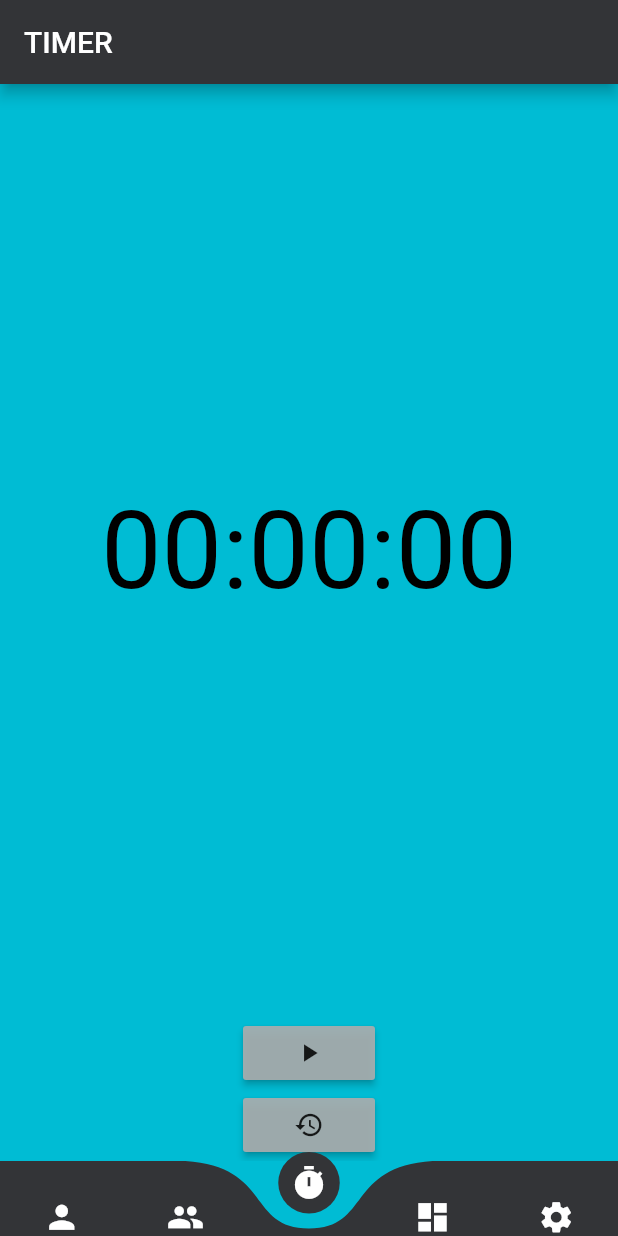
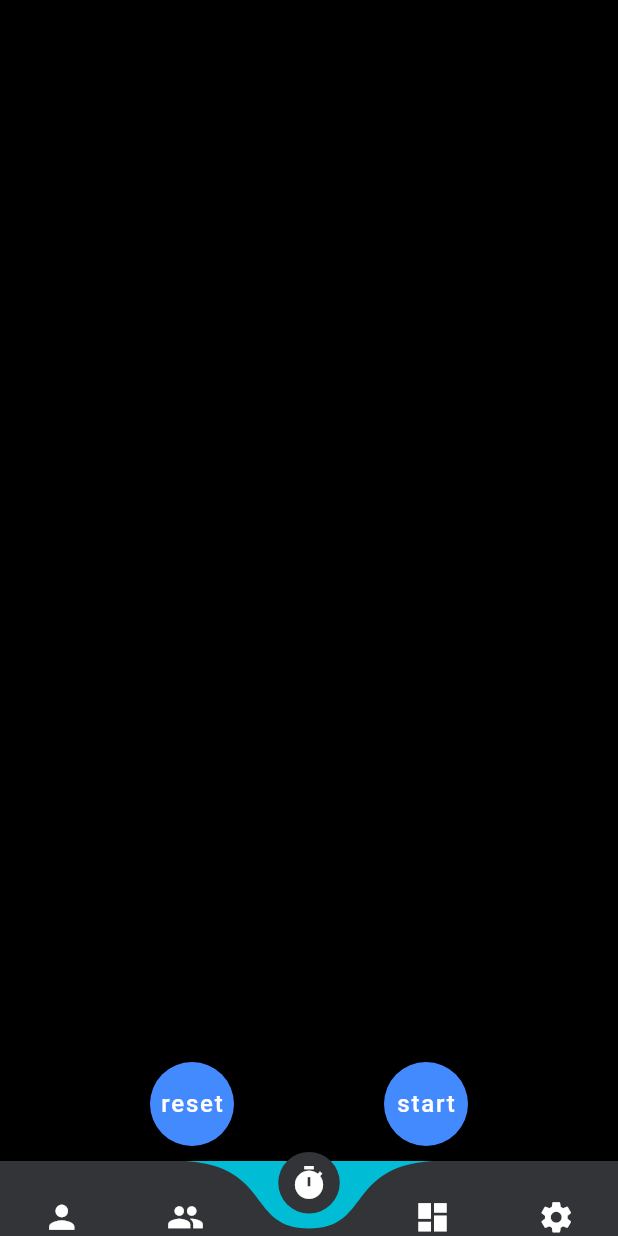
Before and after one commit to Boguesinho/AppC, a Flutter app: the screen it shows after launch, on a phone screen of 412 x 824 dp. Run offline on Flutter 3.47's test engine with Material 2 defaults, Android fonts, the phone set to English and light mode, and no system bars; drawn by our look-alikes of curved_navigation_bar; our stand-ins replace animate_do; Roboto replaces fonts that are missing (Bebas Neue).

Commit message:
Timer
Revisar pantalla en negro xdd

```diff
--- a/lib/pages/pageTimerCubo.dart
+++ b/lib/pages/pageTimerCubo.dart
@@ -2,101 +2,221 @@ import 'dart:async';
 import 'package:flutter/material.dart';
 
 
-class TimerCubo extends StatefulWidget {
-  //const TimerCubo({Key key}) : super(key: key);
+class ElapsedTime {
+  final int hundreds;
+  final int seconds;
+  final int minutes;
 
-  @override
-  _timerCuboState createState() => _timerCuboState();
+  ElapsedTime({
+    this.hundreds,
+    this.seconds,
+    this.minutes,
+  });
 }
 
-class _timerCuboState extends State<TimerCubo>{
+class Dependencies {
 
-  bool _isActivado = true;
-  String _timerStopText = '00:00:00';
-  final _stopTimer = new Stopwatch();
-  final _timeOut = const Duration(milliseconds: 1);
+  final List<ValueChanged<ElapsedTime>> timerListeners = <ValueChanged<ElapsedTime>>[];
+  final TextStyle textStyle = const TextStyle(fontSize: 70.0, fontFamily: "Bebas Neue");
+  final Stopwatch stopwatch = new Stopwatch();
+  final int timerMillisecondsRefreshRate = 30;
+}
 
-  void _startTimeout() {
-    new Timer(_timeOut, _handleTimeout);
-  }
+class TimerCubo extends StatefulWidget {
+    @override
+    TimerPageState createState() => new TimerPageState();
+}
 
-  void _handleTimeout() {
-    if (_stopTimer.isRunning) {
-      _startTimeout();
-    }
+class TimerPageState extends State<TimerCubo> {
+  final Dependencies dependencies = new Dependencies();
+
+  void leftButtonPressed() {
     setState(() {
-      _setStopwatchText();
-    });
-  }
-
-  void _startStopButtonPressed() {
-    setState(() {
-      if (_stopTimer.isRunning) {
-        _isActivado = true;
-        _stopTimer.stop();
+      if (dependencies.stopwatch.isRunning) {
+        print("${dependencies.stopwatch.elapsedMilliseconds}");
       } else {
-        _isActivado = false;
-        _stopTimer.start();
-        _startTimeout();
+        dependencies.stopwatch.reset();
       }
     });
   }
 
-  void _resetButtonPressed(){
-    if(_stopTimer.isRunning){
-      _startStopButtonPressed();
-    }
+  void rightButtonPressed() {
     setState(() {
-     _stopTimer.reset();
-     _setStopwatchText();
+      if (dependencies.stopwatch.isRunning) {
+        dependencies.stopwatch.stop();
+        print("stop tiempo");
+      } else {
+        dependencies.stopwatch.start();
+        print("coriendo tiempo");
+      }
     });
   }
 
-  void _setStopwatchText(){
-    _timerStopText = _stopTimer.elapsed.inMinutes.toString().padLeft(2,'0') + ':'+
-                     (_stopTimer.elapsed.inSeconds%60).toString().padLeft(2,'0') + ':' +
-                     (_stopTimer.elapsed.inMilliseconds%60).toString().padLeft(2,'0');
+  Widget buildFloatingButton(String text, VoidCallback callback) {
+    TextStyle roundTextStyle = const TextStyle(fontSize: 16.0, color: Colors.white);
+    return new FloatingActionButton(
+      child: new Text(text, style: roundTextStyle),
+      onPressed: callback);
   }
 
+  @override
   Widget build(BuildContext context) {
-    return Scaffold(
-      backgroundColor: Theme.of(context).scaffoldBackgroundColor,
-      appBar: AppBar(
-        title: Text('TIMER'),
-      ),
-      body: _buildTimer(),
-
-    );
-  }
-  Widget _buildTimer(){
-    return Column(
+    return new Column(
+      crossAxisAlignment: CrossAxisAlignment.stretch,
       children: <Widget>[
-                Expanded(
-          child: FittedBox(
-            fit: BoxFit.none,
-            child: Text(
-              _timerStopText,
-              style: TextStyle(fontSize: 72),
+        new Expanded(
+          child: new TimerText(dependencies: dependencies),
+        ),
+        new Expanded(
+          flex: 0,
+          child: new Padding(
+            padding: const EdgeInsets.symmetric(vertical: 10.0),
+            child: new Row(
+              mainAxisAlignment: MainAxisAlignment.spaceEvenly,
+              children: <Widget>[
+                buildFloatingButton(dependencies.stopwatch.isRunning ? "lap" : "reset", leftButtonPressed),
+                buildFloatingButton(dependencies.stopwatch.isRunning ? "stop" : "start", rightButtonPressed),
+              ],
             ),
           ),
         ),
-        Center(
-          child: Column(
-            children: <Widget>[
-              RaisedButton(
-                child: Icon(_isActivado ? Icons.play_arrow : Icons.stop),
-                onPressed: _startStopButtonPressed,
-              ),
-              RaisedButton(
-                child: Icon(Icons.restore),
-                onPressed: _resetButtonPressed,
-              ),
-            ],
-          ),
-        ),
-
       ],
     );
   }
+}
 
+class TimerText extends StatefulWidget {
+  TimerText({this.dependencies});
+  final Dependencies dependencies;
+
+  TimerTextState createState() => new TimerTextState(dependencies: dependencies);
 }
+
+class TimerTextState extends State<TimerText> {
+  TimerTextState({this.dependencies});
+  final Dependencies dependencies;
+  Timer timer;
+  int milliseconds;
+
+  @override
+  void initState() {
+    timer = new Timer.periodic(new Duration(milliseconds: dependencies.timerMillisecondsRefreshRate), callback);
+    super.initState();
+  }
+
+  @override
+  void dispose() {
+    timer?.cancel();
+    timer = null;
+    super.dispose();
+  }
+
+  void callback(Timer timer) {
+    if (milliseconds != dependencies.stopwatch.elapsedMilliseconds) {
+      milliseconds = dependencies.stopwatch.elapsedMilliseconds;
+      final int hundreds = (milliseconds / 10).truncate();
+      final int seconds = (hundreds / 60).truncate();
+      final int minutes = (seconds / 60).truncate();
+      final ElapsedTime elapsedTime = new ElapsedTime(
+        hundreds: hundreds,
+        seconds: seconds,
+        minutes: minutes,
+      );
+      for (final listener in dependencies.timerListeners) {
+        listener(elapsedTime);
+      }
+    }
+  }
+
+  @override
+  Widget build(BuildContext context) {
+    return new Row(
+      mainAxisAlignment: MainAxisAlignment.center,
+      children: <Widget>[
+          new RepaintBoundary(
+            child: new SizedBox(
+              height: 72.0,
+              child: new MinutesAndSeconds(dependencies: dependencies),
+            ),
+          ),
+          new RepaintBoundary(
+            child: new SizedBox(
+              height: 72.0,
+              child: new Hundreds(dependencies: dependencies),
+            ),
+          ),
+      ],
+    );
+  }
+}
+
+class MinutesAndSeconds extends StatefulWidget {
+  MinutesAndSeconds({this.dependencies});
+  final Dependencies dependencies;
+
+  MinutesAndSecondsState createState() => new MinutesAndSecondsState(dependencies: dependencies);
+}
+
+class MinutesAndSecondsState extends State<MinutesAndSeconds> {
+  MinutesAndSecondsState({this.dependencies});
+  final Dependencies dependencies;
+
+  int minutes = 0;
+  int seconds = 0;
+
+  @override
+  void initState() {
+    dependencies.timerListeners.add(onTick);
+    super.initState();
+  }
+
+  void onTick(ElapsedTime elapsed) {
+    if (elapsed.minutes != minutes || elapsed.seconds != seconds) {
+      setState(() {
+        minutes = elapsed.minutes;
+        seconds = elapsed.seconds;
+      });
+    }
+  }
+
+  @override
+  Widget build(BuildContext context) {
+    String minutesStr = (minutes % 60).toString().padLeft(2, '0');
+    String secondsStr = (seconds % 60).toString().padLeft(2, '0');
+    return new Text('$minutesStr:$secondsStr.', style: dependencies.textStyle);
+  }
+}
+
+class Hundreds extends StatefulWidget {
+  Hundreds({this.dependencies});
+  final Dependencies dependencies;
+
+  HundredsState createState() => new HundredsState(dependencies: dependencies);
+}
+
+class HundredsState extends State<Hundreds> {
+  HundredsState({this.dependencies});
+  final Dependencies dependencies;
+
+  int hundreds = 0;
+
+  @override
+  void initState() {
+    dependencies.timerListeners.add(onTick);
+    super.initState();
+  }
+
+  void onTick(ElapsedTime elapsed) {
+    if (elapsed.hundreds != hundreds) {
+      setState(() {
+        hundreds = elapsed.hundreds;
+      });
+    }
+  }
+
+  @override
+  Widget build(BuildContext context) {
+    String hundredsStr = (hundreds % 100).toString().padLeft(2, '0');
+    return new Text(hundredsStr, style: dependencies.textStyle);
+  }
+}
```
